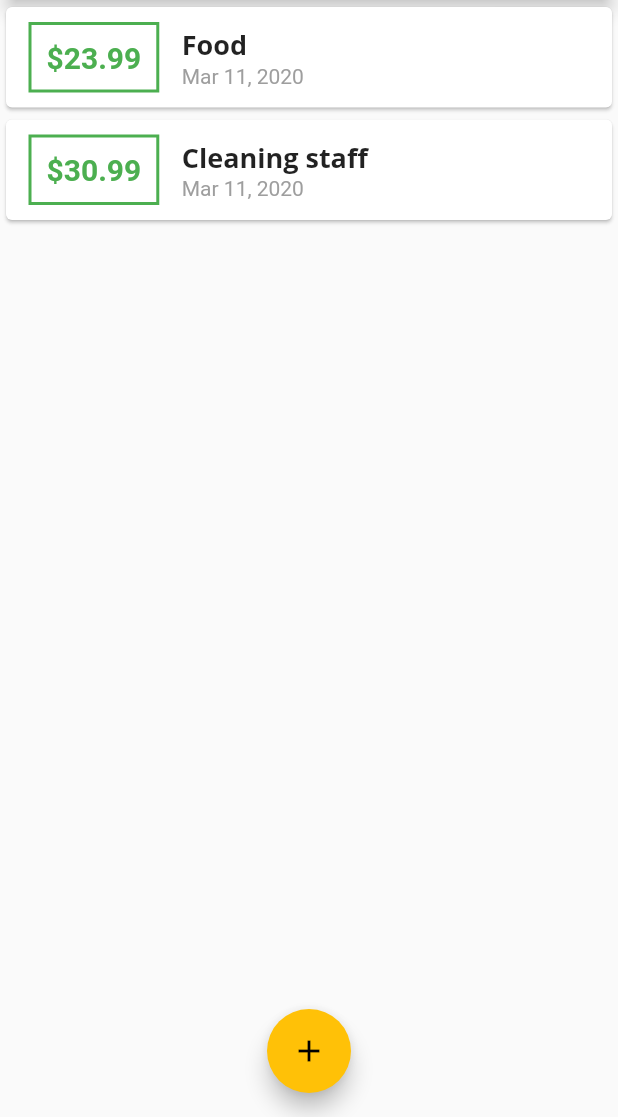
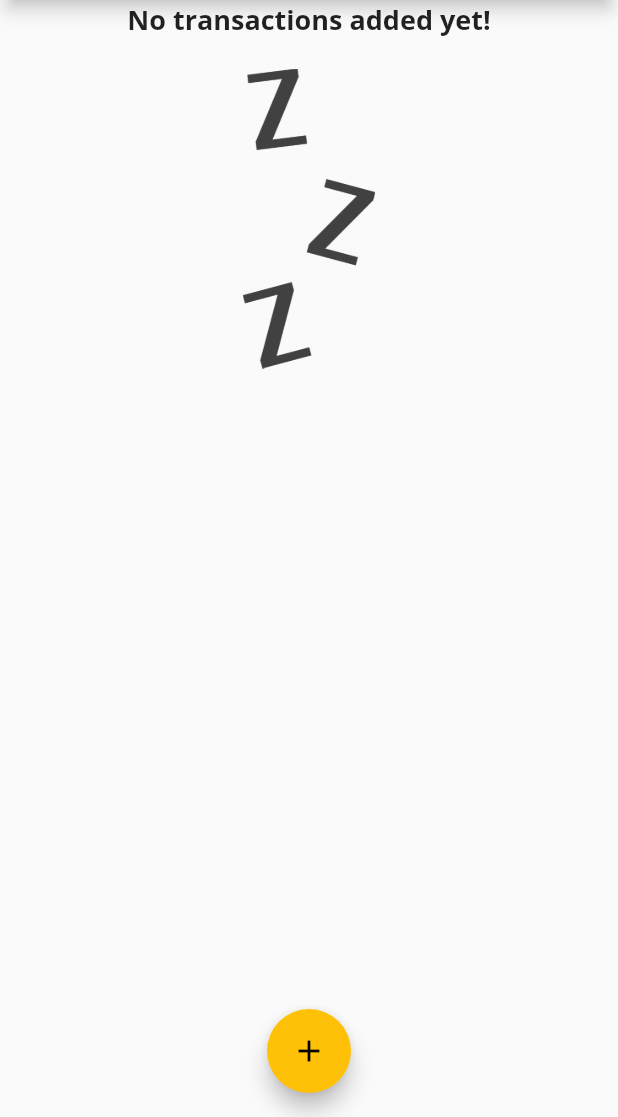
Before and after one commit to Bezoyan/planning_shop_app, a Flutter app: the screen it shows after launch, on a phone screen of 412 x 824 dp, the part 119-1236 px from its top. Run offline on Flutter 3.47's test engine with Material 2 defaults, Android fonts, the phone set to English and light mode, and no system bars.

Commit message:
Add bg image to the transaction and will be seen when list is empty

```diff
--- a/lib/main.dart
+++ b/lib/main.dart
@@ -40,18 +40,18 @@ class MyHomePage extends StatefulWidget {
 
 class _MyHomePageState extends State<MyHomePage> {
   final List<Transaction> _userTransactions = [
-    Transaction(
-      id: '1',
-      title: 'Food',
-      amount: 23.99,
-      date: DateTime.now(),
-    ),
-    Transaction(
-      id: '2',
-      title: 'Cleaning staff',
-      amount: 30.99,
-      date: DateTime.now(),
-    )
+    // Transaction(
+    //   id: '1',
+    //   title: 'Food',
+    //   amount: 23.99,
+    //   date: DateTime.now(),
+    // ),
+    // Transaction(
+    //   id: '2',
+    //   title: 'Cleaning staff',
+    //   amount: 30.99,
+    //   date: DateTime.now(),
+    // )
   ];
 
   void _addNewTransaction(String txTitile, double txAmount) {
--- a/lib/widgets/transaction_list.dart
+++ b/lib/widgets/transaction_list.dart
@@ -11,7 +11,26 @@ class TransactionList extends StatelessWidget {
   Widget build(BuildContext context) {
     return Container(
       height: 300,
-      child: ListView.builder(
+      child: transactions.isEmpty
+          ? Column(
+              children: <Widget>[
+                Text(
+                  'No transactions added yet!',
+                  style: Theme.of(context).textTheme.title,
+                ),
+                SizedBox(
+                  height: 20,
+                ),
+                Container(
+                  height: 200,
+                  child: Image.asset(
+                    'assets/images/waiting.png',
+                    fit: BoxFit.cover,
+                  ),
+                )
+              ],
+            )
+          : ListView.builder(
               itemBuilder: (ctx, index) {
                 return Card(
                   child: Row(
--- a/pubspec.yaml
+++ b/pubspec.yaml
@@ -39,8 +39,8 @@ flutter:
   # the material Icons class.
   uses-material-design: true
   # To add assets to your application, add an assets section, like this:
-  # assets:
-  #  - images/a_dot_burr.jpeg
+  assets:
+    - assets/images/waiting.png
   #  - images/a_dot_ham.jpeg
   # An image asset can refer to one or more resolution-specific "variants", see
   # https://flutter.dev/assets-and-images/#resolution-aware.
```
Also changed, not shown: assets/images/waiting.png (added). Lines whose indentation alone changed are shown as unchanged.
